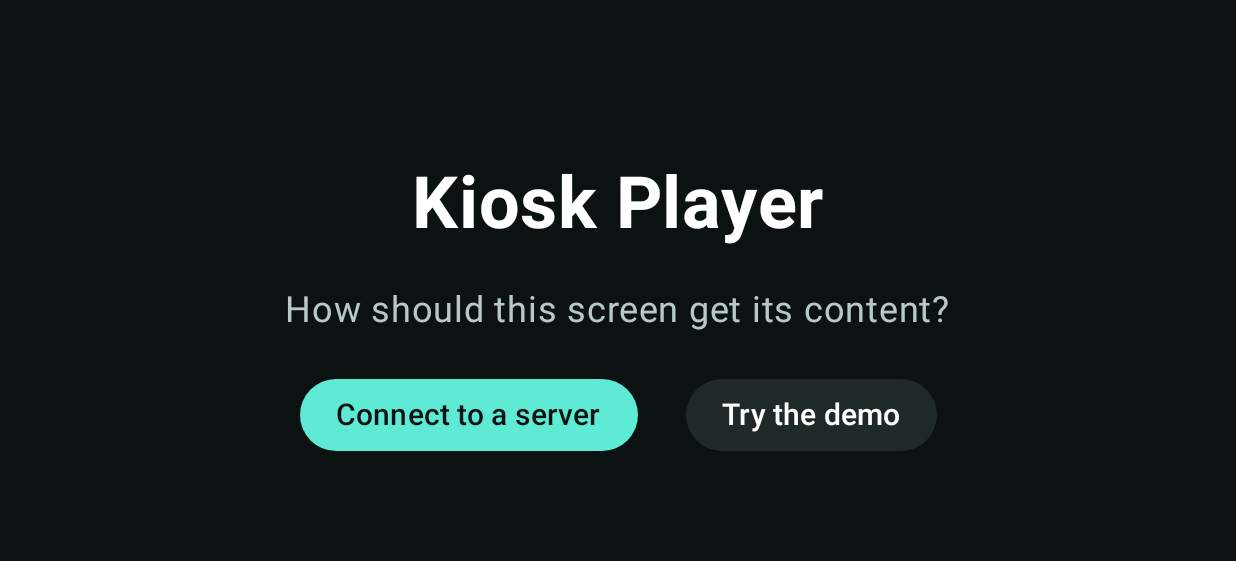
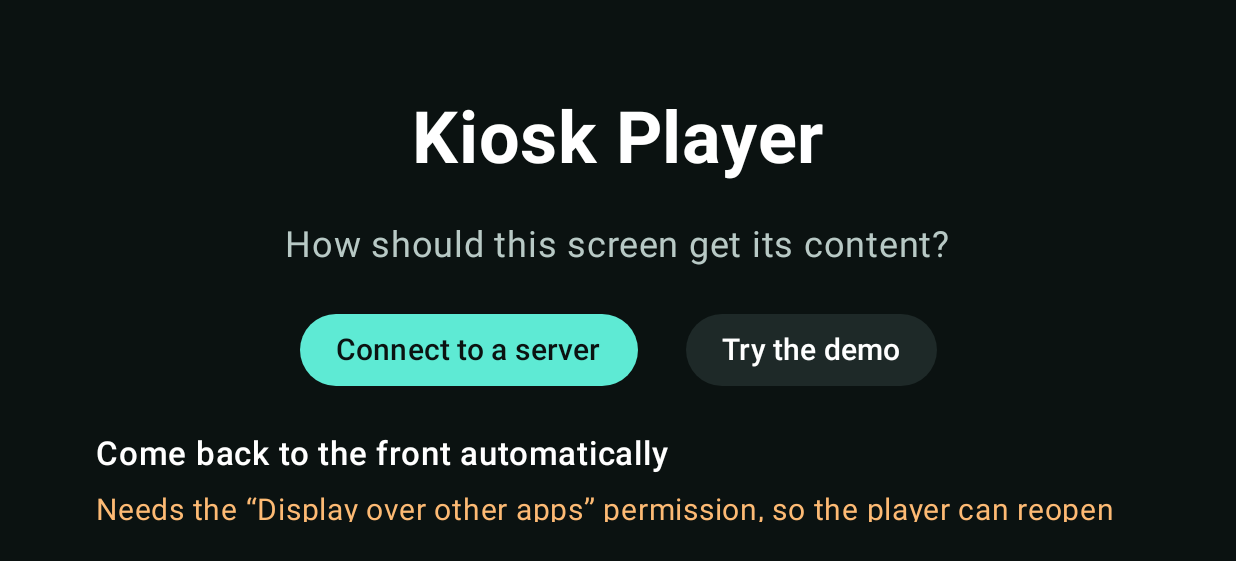
Before and after one commit to hybrid87sg/kiosk-player, an Android app built with Jetpack Compose: the screen it shows after launch (MainActivity), on a phone screen of 824 x 412 dp (held sideways). Shown: the top 561 px of the screen. Run offline under Robolectric (Android 15) with nearby library versions, the phone set to English and light mode, and no system bars.

Commit message:
Kiosk Player: come back to the front automatically
Asks for the "Display over other apps" permission, which lets the player
reopen itself 30 seconds after someone presses Home or opens another
app, and makes starting on boot reliable. Staff can switch it off or
leave for 15 minutes from Settings; boxes that hide the permission
screen get the ADB command instead. Setup guide updated.

Co-Authored-By: Claude Opus 5.5 <noreply@anthropic.com>
Claude-Session: https://claude.ai/code/session_01HdwaGVN2pD8ftUJp98mj3d

```diff
--- a/android/player/src/main/AndroidManifest.xml
+++ b/android/player/src/main/AndroidManifest.xml
@@ -3,6 +3,9 @@
 
     <uses-permission android:name="android.permission.INTERNET" />
     <uses-permission android:name="android.permission.RECEIVE_BOOT_COMPLETED" />
+    <!-- "Display over other apps": lets the player bring itself back to the front
+         and start reliably on boot (see KeepInFront.kt). Granted by the user. -->
+    <uses-permission android:name="android.permission.SYSTEM_ALERT_WINDOW" />
 
     <!-- An Android TV app: no touch screen needed, and it shows up on the TV home screen. -->
     <uses-feature android:name="android.software.leanback" android:required="false" />
--- /dev/null
+++ b/android/player/src/main/kotlin/com/kiosk/player/KeepInFront.kt
@@ -0,0 +1,85 @@
+package com.kiosk.player
+
+import android.app.Activity
+import android.content.ActivityNotFoundException
+import android.content.Context
+import android.content.Intent
+import android.net.Uri
+import android.os.Handler
+import android.os.Looper
+import android.provider.Settings
+
+/**
+ * Brings Kiosk Player back to the front when someone leaves it (Home button,
+ * another app), so the screen never stays on the TV menu.
+ *
+ * Android only lets an app open itself from the background if it has the
+ * "Display over other apps" permission. That permission is also what makes
+ * starting on boot reliable on newer Android TV versions.
+ */
+object KeepInFront {
+    const val RETURN_AFTER_MS = 30_000L
+    private val handler = Handler(Looper.getMainLooper())
+    private var pending: Runnable? = null
+
+    /** "Leave for 15 minutes" sets this, so staff can use the TV box's settings. */
+    @Volatile var pausedUntil = 0L
+        private set
+
+    fun hasPermission(context: Context): Boolean = Settings.canDrawOverlays(context)
+
+    /** Called when the player goes to the background. */
+    fun scheduleReturn(context: Context) {
+        val app = context.applicationContext
+        cancel()
+        val delay = maxOf(RETURN_AFTER_MS, pausedUntil - System.currentTimeMillis())
+        val task = Runnable {
+            pending = null
+            if (System.currentTimeMillis() < pausedUntil) {
+                scheduleReturn(app) // still paused: check again later
+            } else if (PlayerSettings(app).keepInFront && hasPermission(app)) {
+                app.startActivity(
+                    Intent(app, MainActivity::class.java)
+                        .addFlags(Intent.FLAG_ACTIVITY_NEW_TASK or Intent.FLAG_ACTIVITY_REORDER_TO_FRONT),
+                )
+            }
+        }
+        pending = task
+        handler.postDelayed(task, delay)
+    }
+
+    /** Called when the player is on screen again. */
+    fun cancel() {
+        pending?.let(handler::removeCallbacks)
+        pending = null
+    }
+
+    fun pauseFor(minutes: Int) {
+        pausedUntil = System.currentTimeMillis() + minutes * 60_000L
+    }
+
+    fun resume() {
+        pausedUntil = 0L
+    }
+
+    /**
+     * Opens Android's "Display over other apps" screen for this app.
+     * Returns false if this TV box hides that screen, in which case the
+     * permission can be given from a computer with ADB (see [ADB_COMMAND]).
+     */
+    fun openPermissionScreen(activity: Activity): Boolean {
+        val withPackage = Intent(Settings.ACTION_MANAGE_OVERLAY_PERMISSION, Uri.parse("package:${activity.packageName}"))
+        val general = Intent(Settings.ACTION_MANAGE_OVERLAY_PERMISSION)
+        for (intent in listOf(withPackage, general)) {
+            try {
+                activity.startActivity(intent)
+                return true
+            } catch (e: ActivityNotFoundException) {
+                // try the next one
+            }
+        }
+        return false
+    }
+
+    const val ADB_COMMAND = "adb shell appops set com.kiosk.player SYSTEM_ALERT_WINDOW allow"
+}
--- a/android/player/src/main/kotlin/com/kiosk/player/MainActivity.kt
+++ b/android/player/src/main/kotlin/com/kiosk/player/MainActivity.kt
@@ -24,4 +24,15 @@ class MainActivity : ComponentActivity() {
         }
         setContent { PlayerApp(vm) }
     }
+
+    override fun onStart() {
+        super.onStart()
+        KeepInFront.cancel() // we're on screen again
+    }
+
+    override fun onStop() {
+        super.onStop()
+        // Someone pressed Home or opened another app: come back in a moment.
+        if (!isChangingConfigurations) KeepInFront.scheduleReturn(this)
+    }
 }
--- a/android/player/src/main/kotlin/com/kiosk/player/PlayerSettings.kt
+++ b/android/player/src/main/kotlin/com/kiosk/player/PlayerSettings.kt
@@ -36,5 +36,10 @@ class PlayerSettings(context: Context) {
         get() = prefs.getString("demo_mounting", null)?.let { m -> Mounting.entries.firstOrNull { it.name == m } } ?: Mounting.LANDSCAPE
         set(value) = prefs.edit().putString("demo_mounting", value.name).apply()
 
+    /** Come back to the front when someone leaves the app (needs "Display over other apps"). */
+    var keepInFront: Boolean
+        get() = prefs.getBoolean("keep_in_front", true)
+        set(value) = prefs.edit().putBoolean("keep_in_front", value).apply()
+
     fun clear() = prefs.edit().clear().apply()
 }
--- a/android/player/src/main/kotlin/com/kiosk/player/ui/PlayerApp.kt
+++ b/android/player/src/main/kotlin/com/kiosk/player/ui/PlayerApp.kt
@@ -1,5 +1,6 @@
 package com.kiosk.player.ui
 
+import android.app.Activity
 import android.graphics.Bitmap
 import androidx.compose.foundation.Image
 import androidx.compose.foundation.background
@@ -47,18 +48,22 @@ import androidx.compose.ui.input.key.KeyEventType
 import androidx.compose.ui.input.key.key
 import androidx.compose.ui.input.key.onPreviewKeyEvent
 import androidx.compose.ui.input.key.type
+import androidx.compose.ui.platform.LocalContext
 import androidx.compose.ui.text.font.FontWeight
 import androidx.compose.ui.text.input.ImeAction
 import androidx.compose.ui.text.input.KeyboardType
 import androidx.compose.ui.text.style.TextAlign
 import androidx.compose.ui.unit.dp
 import androidx.compose.ui.unit.sp
+import androidx.lifecycle.compose.LifecycleResumeEffect
 import androidx.lifecycle.compose.collectAsStateWithLifecycle
 import com.google.zxing.BarcodeFormat
 import com.google.zxing.EncodeHintType
 import com.google.zxing.qrcode.QRCodeWriter
 import com.kiosk.core.model.Mounting
 import com.kiosk.player.BuildConfig
+import com.kiosk.player.KeepInFront
+import com.kiosk.player.PlayerSettings
 import com.kiosk.player.PlayerUi
 import com.kiosk.player.PlayerViewModel
 
@@ -128,6 +133,7 @@ private fun SetupScreen(onDemo: () -> Unit, onServer: (String) -> Unit) {
                 TvButton("Connect to a server", { showServer = true }, Modifier.focusRequester(first), primary = true)
                 TvButton("Try the demo", onDemo)
             }
+            KeepInFrontSection(Modifier.widthIn(max = 900.dp))
         } else {
             Text("Enter your Kiosk server's address", fontSize = 24.sp, color = Muted)
             OutlinedTextField(
@@ -251,6 +257,7 @@ private fun SettingsPanel(vm: PlayerViewModel, onClose: () -> Unit) {
                 fontSize = 24.sp, color = Color(0xFFD5E2DF),
             )
             Text("Kiosk Player ${BuildConfig.VERSION_NAME}", fontSize = 20.sp, color = Muted)
+            KeepInFrontSection()
             if (vm.isDemo) {
                 Text("Demo: how this screen is mounted", fontSize = 22.sp, color = Muted)
                 Row(horizontalArrangement = Arrangement.spacedBy(16.dp)) {
@@ -278,6 +285,65 @@ private fun SettingsPanel(vm: PlayerViewModel, onClose: () -> Unit) {
     }
 }
 
+/**
+ * "Come back to the front automatically": asks for the "Display over other
+ * apps" permission, and lets staff switch it off or leave for 15 minutes.
+ */
+@Composable
+private fun KeepInFrontSection(modifier: Modifier = Modifier) {
+    val context = LocalContext.current
+    val settings = remember { PlayerSettings(context) }
+    var granted by remember { mutableStateOf(KeepInFront.hasPermission(context)) }
+    var enabled by remember { mutableStateOf(settings.keepInFront) }
+    var paused by remember { mutableStateOf(KeepInFront.pausedUntil > System.currentTimeMillis()) }
+    var showAdb by remember { mutableStateOf(false) }
+    // Check again when coming back from Android's permission screen.
+    LifecycleResumeEffect(Unit) {
+        granted = KeepInFront.hasPermission(context)
+        onPauseOrDispose { }
+    }
+
+    Column(modifier, verticalArrangement = Arrangement.spacedBy(12.dp)) {
+        Text("Come back to the front automatically", fontSize = 22.sp, fontWeight = FontWeight.SemiBold, color = Color.White)
+        Text(
+            when {
+                !granted -> "Needs the “Display over other apps” permission, so the player can reopen itself after a restart or when someone leaves it."
+                !enabled -> "Off"
+                paused -> "Paused for 15 minutes"
+                else -> "On · returns 30 seconds after someone leaves the app"
+            },
+            fontSize = 20.sp,
+            color = if (!granted) Color(0xFFFDBA74) else Muted,
+        )
+        Row(horizontalArrangement = Arrangement.spacedBy(16.dp)) {
+            if (!granted) {
+                TvButton("Allow display over other apps", {
+                    KeepInFront.pauseFor(3) // don't jump back while the permission screen is open
+                    val activity = context as? Activity
+                    if (activity == null || !KeepInFront.openPermissionScreen(activity)) showAdb = true
+                }, primary = true)
+            } else {
+                TvButton(if (enabled) "Turn off" else "Turn on", {
+                    enabled = !enabled
+                    settings.keepInFront = enabled
+                })
+                if (enabled) {
+                    TvButton(if (paused) "Resume now" else "Leave for 15 minutes", {
+                        if (paused) KeepInFront.resume() else KeepInFront.pauseFor(15)
+                        paused = !paused
+                    })
+                }
+            }
+        }
+        if (showAdb) {
+            Text(
+                "This TV box hides that setting. From a computer on the same network, run:\n${KeepInFront.ADB_COMMAND}",
+                fontSize = 18.sp, color = Color(0xFFFDBA74),
+            )
+        }
+    }
+}
+
 /** Lets the remote's OK / Enter / Menu buttons open settings while content plays. */
 fun Modifier.openSettingsOnOk(onOpen: () -> Unit, focus: FocusRequester): Modifier =
     this.focusRequester(focus).focusable().onPreviewKeyEvent {
```
Also changed, not shown: 1 other file.
